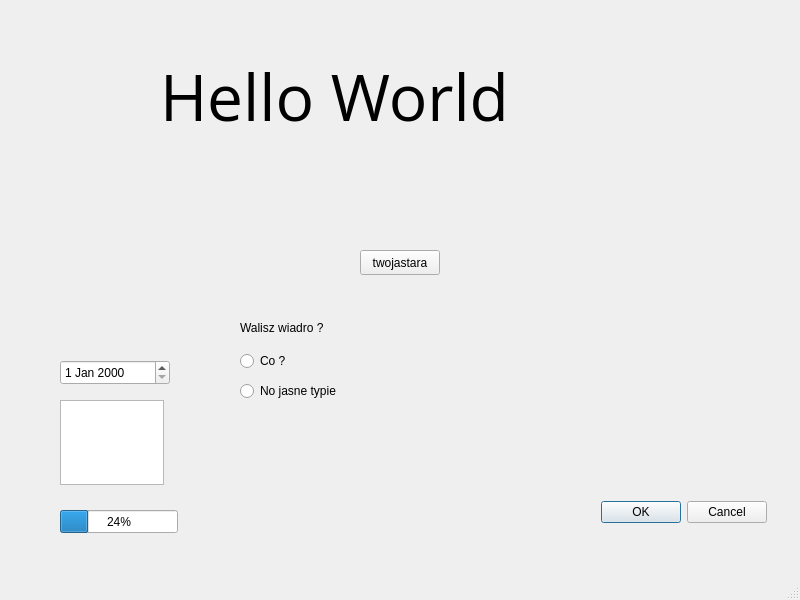
This is BankApp/mainwindow.ui in tknura/BankApp as Qt 5 draws it before an edit. The edited form follows.
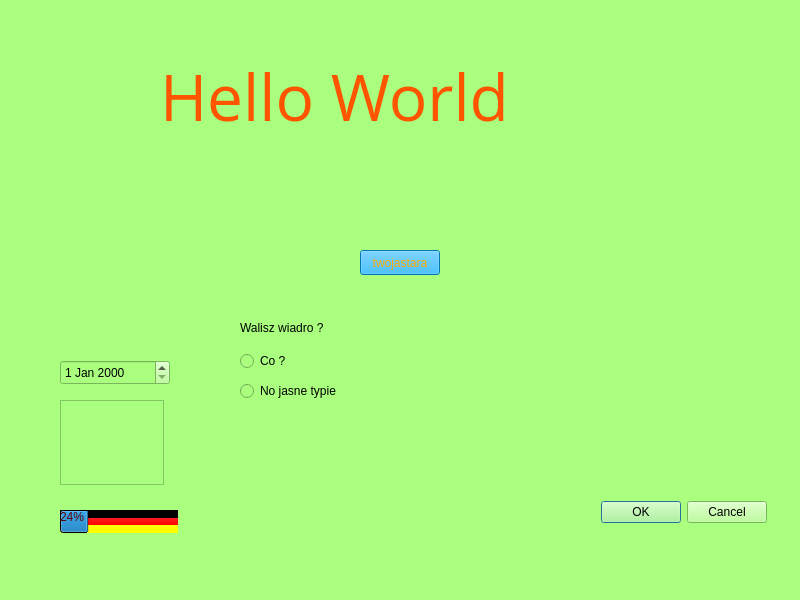
This is the edited form.

Commit message: Added css styling to test ui

```diff
--- a/BankApp/mainwindow.ui
+++ b/BankApp/mainwindow.ui
@@ -13,6 +13,9 @@
   <property name="windowTitle">
    <string>MainWindow</string>
   </property>
+  <property name="styleSheet">
+   <string notr="true">background-color: rgb(170, 255, 127);</string>
+  </property>
   <widget class="QWidget" name="centralwidget">
    <widget class="QLabel" name="label">
     <property name="geometry">
@@ -29,6 +32,9 @@
       <pointsize>48</pointsize>
      </font>
     </property>
+    <property name="styleSheet">
+     <string notr="true">color: rgb(255, 85, 0);</string>
+    </property>
     <property name="text">
      <string>Hello World</string>
     </property>
@@ -55,6 +61,12 @@
       <height>25</height>
      </rect>
     </property>
+    <property name="styleSheet">
+     <string notr="true">QPushButton {
+	color: rgb(255, 170, 0);
+	background-color: rgb(0, 170, 255);
+}</string>
+    </property>
     <property name="text">
      <string>twojastara</string>
     </property>
@@ -113,6 +125,14 @@
       <height>23</height>
      </rect>
     </property>
+    <property name="styleSheet">
+     <string notr="true">QProgressBar {
+	color: rgb(85, 0, 0);
+	background-color: qlineargradient(spread:pad, x1:0, y1:0, x2:0, y2:1, stop:0 rgba(0, 0, 0, 255), stop:0.33 rgba(0, 0, 0, 255), stop:0.34 rgba(255, 30, 30, 255), stop:0.66 rgba(255, 0, 0, 255), stop:0.67 rgba(255, 255, 0, 255), stop:1 rgba(255, 255, 0, 255));
+	
+	border-color: rgb(255, 0, 255);
+}</string>
+    </property>
     <property name="value">
      <number>24</number>
     </property>
@@ -136,6 +156,10 @@
       <height>25</height>
      </rect>
     </property>
+    <property name="styleSheet">
+     <string notr="true">border-color: rgb(170, 85, 127);
+border-width: 5px;</string>
+    </property>
    </widget>
   </widget>
   <widget class="QMenuBar" name="menubar">
```
The commit also changes 2 other files.
